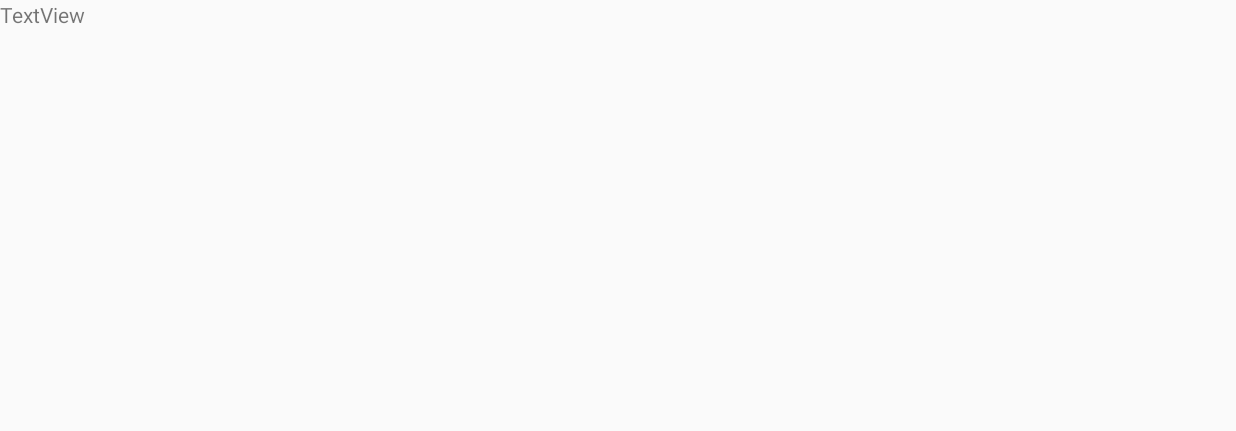
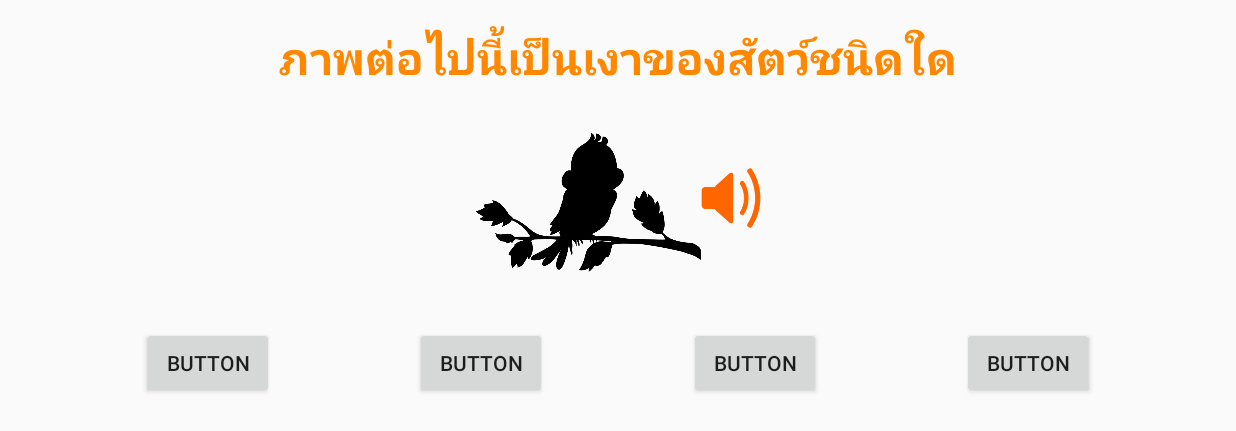
Before and after one commit to noomtoei/AnimalForFun, an Android app: the screen it shows after launch (Game), on a phone screen of 824 x 412 dp (held sideways). Before the commit the part shown is almost empty. Shown: the top 431 px of the screen. Run offline under Robolectric (Android 15) with nearby library versions, the phone set to English and light mode, and no system bars.

Commit message:
Design Game UI Complete

```diff
--- a/app/src/main/res/layout/activity_game.xml
+++ b/app/src/main/res/layout/activity_game.xml
@@ -10,6 +10,81 @@
     <TextView
         android:id="@+id/textView"
         android:layout_width="wrap_content"
+        android:layout_height="36dp"
+        android:layout_marginTop="16dp"
+        android:text="@string/question"
+        android:textColor="@android:color/holo_orange_dark"
+        android:textSize="@dimen/h1"
+        android:textStyle="bold"
+        app:layout_constraintLeft_toLeftOf="parent"
+        app:layout_constraintRight_toRightOf="parent"
+        app:layout_constraintTop_toTopOf="parent" />
+
+    <ImageView
+        android:id="@+id/imvQuestion"
+        android:layout_width="150dp"
+        android:layout_height="150dp"
+        app:layout_constraintLeft_toLeftOf="parent"
+        app:layout_constraintRight_toLeftOf="@+id/imbVolumn"
+        app:srcCompat="@drawable/bird_02"
+        app:layout_constraintHorizontal_chainStyle="packed"
+        android:layout_marginTop="8dp"
+        app:layout_constraintTop_toBottomOf="@+id/textView" />
+
+    <ImageButton
+        android:id="@+id/imbVolumn"
+        android:layout_width="40dp"
+        android:layout_height="40dp"
+        android:layout_marginTop="60dp"
+        android:background="@null"
+        android:onClick="playSound"
+        android:scaleType="fitCenter"
+        app:layout_constraintLeft_toRightOf="@+id/imvQuestion"
+        app:layout_constraintRight_toRightOf="parent"
+        app:layout_constraintTop_toBottomOf="@+id/textView"
+        app:srcCompat="@drawable/volume" />
+
+    <Button
+        android:id="@+id/btn1"
+        android:layout_width="wrap_content"
         android:layout_height="wrap_content"
-        android:text="TextView" />
+        android:layout_marginTop="8dp"
+        android:onClick="choiceAns"
+        android:text="Button"
+        app:layout_constraintLeft_toLeftOf="parent"
+        app:layout_constraintRight_toLeftOf="@+id/btn2"
+        app:layout_constraintTop_toBottomOf="@+id/imvQuestion" />
+
+    <Button
+        android:id="@+id/btn2"
+        android:layout_width="wrap_content"
+        android:layout_height="wrap_content"
+        android:layout_marginTop="8dp"
+        android:onClick="choiceAns"
+        android:text="Button"
+        app:layout_constraintLeft_toRightOf="@+id/btn1"
+        app:layout_constraintRight_toLeftOf="@+id/btn3"
+        app:layout_constraintTop_toBottomOf="@+id/imvQuestion" />
+
+    <Button
+        android:id="@+id/btn3"
+        android:layout_width="wrap_content"
+        android:layout_height="wrap_content"
+        android:layout_marginTop="8dp"
+        android:onClick="choiceAns"
+        android:text="Button"
+        app:layout_constraintLeft_toRightOf="@+id/btn2"
+        app:layout_constraintRight_toLeftOf="@+id/btn4"
+        app:layout_constraintTop_toBottomOf="@+id/imvQuestion" />
+
+    <Button
+        android:id="@+id/btn4"
+        android:layout_width="wrap_content"
+        android:layout_height="wrap_content"
+        android:layout_marginTop="8dp"
+        android:onClick="choiceAns"
+        android:text="Button"
+        app:layout_constraintLeft_toRightOf="@+id/btn3"
+        app:layout_constraintRight_toRightOf="parent"
+        app:layout_constraintTop_toBottomOf="@+id/imvQuestion" />
 </android.support.constraint.ConstraintLayout>
```
